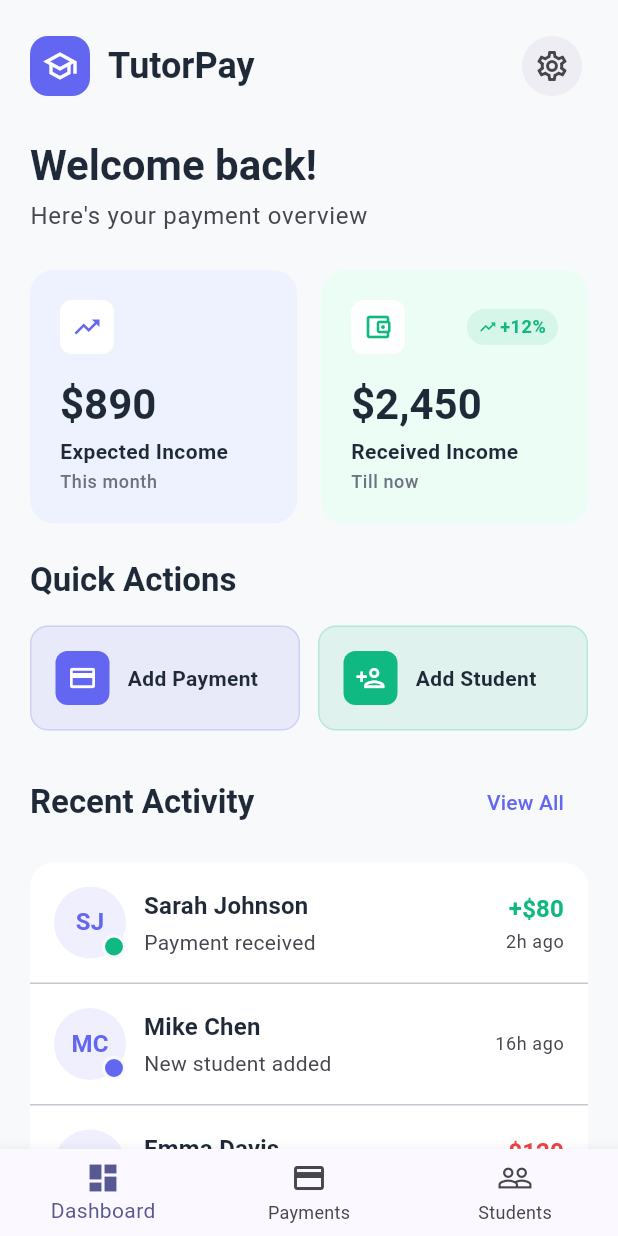
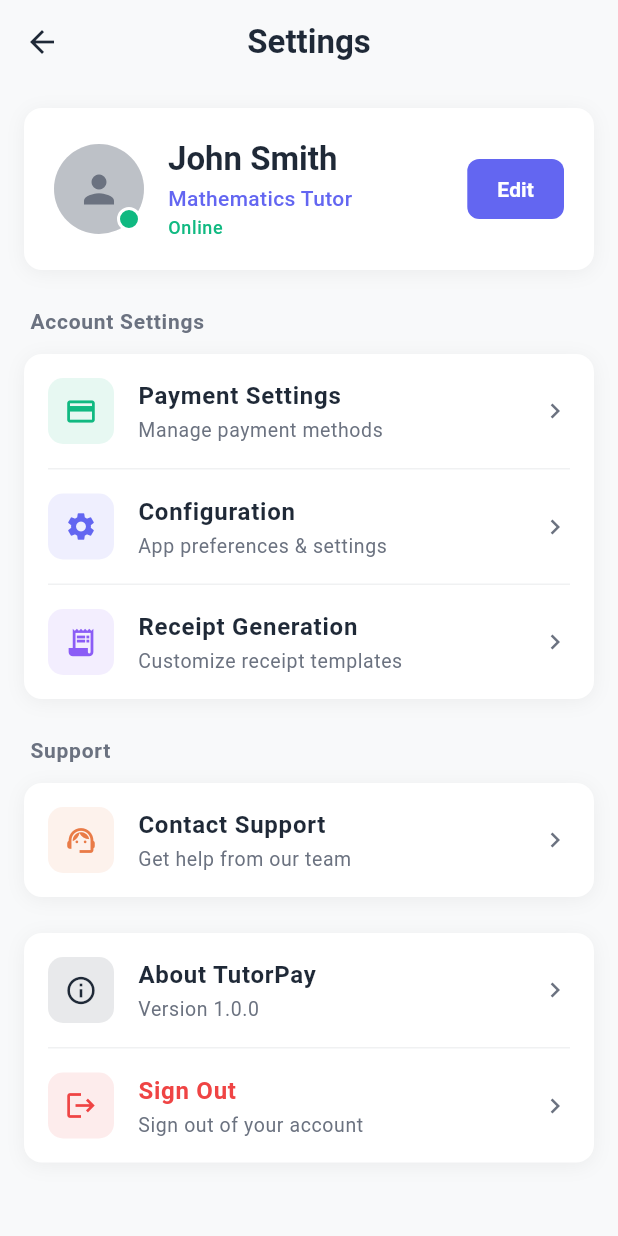
Before and after one commit to Abdulraheem-hub/tutorApp, a Flutter app: the screen it shows after launch, after a tap on the "settings" icon, on a phone screen of 412 x 824 dp. Run offline on Flutter 3.47's test engine with Material 3 defaults, Android fonts, the phone set to English and light mode, and no system bars; our stand-ins replace equatable, flutter_bloc, material_color_utilities.

Commit message:
Create settings page structure and navigation
Co-authored-by: Abdulraheem-hub <71198889+Abdulraheem-hub@users.noreply.github.com>

```diff
--- a/lib/core/constants/app_constants.dart
+++ b/lib/core/constants/app_constants.dart
@@ -41,6 +41,7 @@ class AppRoutes {
   static const String payments = '/payments';
   static const String students = '/students';
   static const String profile = '/profile';
+  static const String settings = '/settings';
   static const String addPayment = '/add-payment';
   static const String addStudent = '/add-student';
   static const String studentDetail = '/student-detail';
--- a/lib/features/dashboard/presentation/widgets/dashboard_header.dart
+++ b/lib/features/dashboard/presentation/widgets/dashboard_header.dart
@@ -7,6 +7,7 @@
 
 import 'package:flutter/material.dart';
 import '../../../../core/constants/app_constants.dart';
+import '../../../settings/presentation/pages/settings_page.dart';
 
 class DashboardHeader extends StatelessWidget {
   const DashboardHeader({super.key});
@@ -65,7 +66,11 @@ class DashboardHeader extends StatelessWidget {
               // Settings button
               IconButton(
                 onPressed: () {
-                  // TODO: Navigate to settings
+                  Navigator.of(context).push(
+                    MaterialPageRoute(
+                      builder: (context) => const SettingsPage(),
+                    ),
+                  );
                 },
                 icon: Icon(
                   Icons.settings_outlined,
--- /dev/null
+++ b/lib/features/settings/presentation/pages/settings_page.dart
@@ -0,0 +1,179 @@
+/**
+ * @context7:feature:settings
+ * @context7:pattern:page_widget
+ *
+ * Settings page with user profile, account settings, support, and app info
+ */
+
+import 'package:flutter/material.dart';
+import '../../../../core/constants/app_constants.dart';
+import '../../../../core/theme/app_theme.dart';
+import '../widgets/settings_section.dart';
+import '../widgets/settings_item.dart';
+import '../widgets/user_profile_section.dart';
+
+class SettingsPage extends StatelessWidget {
+  const SettingsPage({super.key});
+
+  @override
+  Widget build(BuildContext context) {
+    final theme = Theme.of(context);
+
+    return Scaffold(
+      backgroundColor: AppTheme.backgroundColor,
+      appBar: AppBar(
+        backgroundColor: AppTheme.backgroundColor,
+        elevation: 0,
+        scrolledUnderElevation: 0,
+        leading: IconButton(
+          onPressed: () => Navigator.of(context).pop(),
+          icon: Icon(
+            Icons.arrow_back,
+            color: theme.colorScheme.onSurface,
+          ),
+        ),
+        title: Text(
+          'Settings',
+          style: theme.textTheme.titleLarge?.copyWith(
+            fontWeight: FontWeight.w600,
+            color: theme.colorScheme.onSurface,
+          ),
+        ),
+        centerTitle: true,
+      ),
+      body: SingleChildScrollView(
+        padding: const EdgeInsets.all(16.0),
+        child: Column(
+          crossAxisAlignment: CrossAxisAlignment.start,
+          children: [
+            // User Profile Section
+            const UserProfileSection(),
+
+            const SizedBox(height: 24),
+
+            // Account Settings Section
+            SettingsSection(
+              title: 'Account Settings',
+              children: [
+                SettingsItem(
+                  icon: Icons.credit_card,
+                  iconColor: AppTheme.successColor,
+                  iconBackgroundColor: AppTheme.successColor.withOpacity(0.1),
+                  title: 'Payment Settings',
+                  subtitle: 'Manage payment methods',
+                  onTap: () => _showComingSoonDialog(context, 'Payment Settings'),
+                ),
+                SettingsItem(
+                  icon: Icons.settings,
+                  iconColor: AppTheme.primaryPurple,
+                  iconBackgroundColor: AppTheme.primaryPurple.withOpacity(0.1),
+                  title: 'Configuration',
+                  subtitle: 'App preferences & settings',
+                  onTap: () => _showComingSoonDialog(context, 'Configuration'),
+                ),
+                SettingsItem(
+                  icon: Icons.receipt_long,
+                  iconColor: const Color(0xFF8B5CF6),
+                  iconBackgroundColor: const Color(0xFF8B5CF6).withOpacity(0.1),
+                  title: 'Receipt Generation',
+                  subtitle: 'Customize receipt templates',
+                  onTap: () => _showComingSoonDialog(context, 'Receipt Generation'),
+                ),
+              ],
+            ),
+
+            const SizedBox(height: 24),
+
+            // Support Section
+            SettingsSection(
+              title: 'Support',
+              children: [
+                SettingsItem(
+                  icon: Icons.support_agent,
+                  iconColor: AppTheme.warningColor,
+                  iconBackgroundColor: AppTheme.warningColor.withOpacity(0.1),
+                  title: 'Contact Support',
+                  subtitle: 'Get help from our team',
+                  onTap: () => _showComingSoonDialog(context, 'Contact Support'),
+                ),
+              ],
+            ),
+
+            const SizedBox(height: 24),
+
+            // About Section
+            SettingsSection(
+              title: '',
+              children: [
+                SettingsItem(
+                  icon: Icons.info_outline,
+                  iconColor: AppTheme.textDark,
+                  iconBackgroundColor: AppTheme.textDark.withOpacity(0.1),
+                  title: 'About ${AppConstants.appName}',
+                  subtitle: 'Version ${AppConstants.appVersion}',
+                  onTap: () => _showComingSoonDialog(context, 'About ${AppConstants.appName}'),
+                ),
+                SettingsItem(
+                  icon: Icons.logout,
+                  iconColor: AppTheme.errorColor,
+                  iconBackgroundColor: AppTheme.errorColor.withOpacity(0.1),
+                  title: 'Sign Out',
+                  subtitle: 'Sign out of your account',
+                  onTap: () => _showSignOutDialog(context),
+                  isDestructive: true,
+                ),
+              ],
+            ),
+
+            const SizedBox(height: 32),
+          ],
+        ),
+      ),
+    );
+  }
+
+  void _showComingSoonDialog(BuildContext context, String feature) {
+    showDialog(
+      context: context,
+      builder: (context) => AlertDialog(
+        title: Text(feature),
+        content: Text('$feature feature is coming soon!'),
+        actions: [
+          TextButton(
+            onPressed: () => Navigator.of(context).pop(),
+            child: const Text('OK'),
+          ),
+        ],
+      ),
+    );
+  }
+
+  void _showSignOutDialog(BuildContext context) {
+    showDialog(
+      context: context,
+      builder: (context) => AlertDialog(
+        title: const Text('Sign Out'),
+        content: const Text('Are you sure you want to sign out of your account?'),
+        actions: [
+          TextButton(
+            onPressed: () => Navigator.of(context).pop(),
+            child: const Text('Cancel'),
+          ),
+          TextButton(
+            onPressed: () {
+              Navigator.of(context).pop();
+              // TODO: Implement sign out logic
+              ScaffoldMessenger.of(context).showSnackBar(
+                const SnackBar(content: Text('Sign out functionality coming soon!')),
+              );
+            },
+            child: Text(
+              'Sign Out',
+              style: TextStyle(color: AppTheme.errorColor),
+            ),
+          ),
+        ],
+      ),
+    );
+  }
+}
--- /dev/null
+++ b/lib/features/settings/presentation/widgets/settings_item.dart
@@ -0,0 +1,99 @@
+/**
+ * @context7:feature:settings
+ * @context7:pattern:widget_component
+ *
+ * Individual settings item widget
+ */
+
+import 'package:flutter/material.dart';
+import '../../../../core/theme/app_theme.dart';
+
+class SettingsItem extends StatelessWidget {
+  final IconData icon;
+  final Color iconColor;
+  final Color iconBackgroundColor;
+  final String title;
+  final String subtitle;
+  final VoidCallback onTap;
+  final bool isDestructive;
+
+  const SettingsItem({
+    super.key,
+    required this.icon,
+    required this.iconColor,
+    required this.iconBackgroundColor,
+    required this.title,
+    required this.subtitle,
+    required this.onTap,
+    this.isDestructive = false,
+  });
+
+  @override
+  Widget build(BuildContext context) {
+    final theme = Theme.of(context);
+
+    return Material(
+      color: Colors.transparent,
+      child: InkWell(
+        onTap: onTap,
+        borderRadius: BorderRadius.circular(12),
+        child: Padding(
+          padding: const EdgeInsets.all(16.0),
+          child: Row(
+            children: [
+              // Icon Container
+              Container(
+                width: 44,
+                height: 44,
+                decoration: BoxDecoration(
+                  color: iconBackgroundColor,
+                  borderRadius: BorderRadius.circular(10),
+                ),
+                child: Icon(
+                  icon,
+                  color: iconColor,
+                  size: 22,
+                ),
+              ),
+
+              const SizedBox(width: 16),
+
+              // Text Content
+              Expanded(
+                child: Column(
+                  crossAxisAlignment: CrossAxisAlignment.start,
+                  children: [
+                    Text(
+                      title,
+                      style: theme.textTheme.bodyLarge?.copyWith(
+                        fontWeight: FontWeight.w600,
+                        color: isDestructive ? AppTheme.errorColor : AppTheme.textDark,
+                      ),
+                    ),
+                    if (subtitle.isNotEmpty) ...[
+                      const SizedBox(height: 2),
+                      Text(
+                        subtitle,
+                        style: theme.textTheme.bodySmall?.copyWith(
+                          color: AppTheme.textLight,
+                          fontSize: 13,
+                        ),
+                      ),
+                    ],
+                  ],
+                ),
+              ),
+
+              // Arrow Icon
+              Icon(
+                Icons.chevron_right,
+                color: AppTheme.textLight,
+                size: 20,
+              ),
+            ],
+          ),
+        ),
+      ),
+    );
+  }
+}
--- /dev/null
+++ b/lib/features/settings/presentation/widgets/settings_section.dart
@@ -0,0 +1,77 @@
+/**
+ * @context7:feature:settings
+ * @context7:pattern:widget_component
+ *
+ * Settings section wrapper widget
+ */
+
+import 'package:flutter/material.dart';
+import '../../../../core/theme/app_theme.dart';
+
+class SettingsSection extends StatelessWidget {
+  final String title;
+  final List<Widget> children;
+
+  const SettingsSection({
+    super.key,
+    required this.title,
+    required this.children,
+  });
+
+  @override
+  Widget build(BuildContext context) {
+    final theme = Theme.of(context);
+
+    return Column(
+      crossAxisAlignment: CrossAxisAlignment.start,
+      children: [
+        if (title.isNotEmpty) ...[
+          Padding(
+            padding: const EdgeInsets.only(left: 4, bottom: 12),
+            child: Text(
+              title,
+              style: theme.textTheme.labelLarge?.copyWith(
+                color: AppTheme.textLight,
+                fontWeight: FontWeight.w600,
+                letterSpacing: 0.5,
+              ),
+            ),
+          ),
+        ],
+        Container(
+          decoration: BoxDecoration(
+            color: Colors.white,
+            borderRadius: BorderRadius.circular(12),
+            boxShadow: [
+              BoxShadow(
+                color: Colors.black.withOpacity(0.05),
+                blurRadius: 10,
+                offset: const Offset(0, 2),
+              ),
+            ],
+          ),
+          child: Column(
+            children: children.asMap().entries.map((entry) {
+              final index = entry.key;
+              final child = entry.value;
+
+              return Column(
+                children: [
+                  child,
+                  if (index < children.length - 1)
+                    Divider(
+                      height: 1,
+                      thickness: 1,
+                      color: AppTheme.textLight.withOpacity(0.1),
+                      indent: 16,
+                      endIndent: 16,
+                    ),
+                ],
+              );
+            }).toList(),
+          ),
+        ),
+      ],
+    );
+  }
+}
--- /dev/null
+++ b/lib/features/settings/presentation/widgets/user_profile_section.dart
@@ -0,0 +1,149 @@
+/**
+ * @context7:feature:settings
+ * @context7:pattern:widget_component
+ *
+ * User profile section for settings page
+ */
+
+import 'package:flutter/material.dart';
+import '../../../../core/theme/app_theme.dart';
+
+class UserProfileSection extends StatelessWidget {
+  const UserProfileSection({super.key});
+
+  @override
+  Widget build(BuildContext context) {
+    final theme = Theme.of(context);
+
+    return Container(
+      padding: const EdgeInsets.all(20.0),
+      decoration: BoxDecoration(
+        color: Colors.white,
+        borderRadius: BorderRadius.circular(12),
+        boxShadow: [
+          BoxShadow(
+            color: Colors.black.withOpacity(0.05),
+            blurRadius: 10,
+            offset: const Offset(0, 2),
+          ),
+        ],
+      ),
+      child: Row(
+        children: [
+          // Profile Avatar with Online Indicator
+          Stack(
+            children: [
+              Container(
+                width: 60,
+                height: 60,
+                decoration: BoxDecoration(
+                  shape: BoxShape.circle,
+                  color: AppTheme.textLight.withOpacity(0.2),
+                ),
+                child: ClipRRect(
+                  borderRadius: BorderRadius.circular(30),
+                  child: Container(
+                    color: AppTheme.textLight.withOpacity(0.3),
+                    child: Icon(
+                      Icons.person,
+                      size: 30,
+                      color: AppTheme.textLight,
+                    ),
+                  ),
+                ),
+              ),
+              // Online indicator
+              Positioned(
+                bottom: 2,
+                right: 2,
+                child: Container(
+                  width: 16,
+                  height: 16,
+                  decoration: BoxDecoration(
+                    color: AppTheme.successColor,
+                    shape: BoxShape.circle,
+                    border: Border.all(
+                      color: Colors.white,
+                      width: 2,
+                    ),
+                  ),
+                ),
+              ),
+            ],
+          ),
+
+          const SizedBox(width: 16),
+
+          // User Info
+          Expanded(
+            child: Column(
+              crossAxisAlignment: CrossAxisAlignment.start,
+              children: [
+                Text(
+                  'John Smith',
+                  style: theme.textTheme.titleLarge?.copyWith(
+                    fontWeight: FontWeight.w600,
+                    color: AppTheme.textDark,
+                  ),
+                ),
+                const SizedBox(height: 2),
+                Text(
+                  'Mathematics Tutor',
+                  style: theme.textTheme.bodyMedium?.copyWith(
+                    color: AppTheme.primaryPurple,
+                    fontWeight: FontWeight.w500,
+                  ),
+                ),
+                const SizedBox(height: 2),
+                Text(
+                  'Online',
+                  style: theme.textTheme.bodySmall?.copyWith(
+                    color: AppTheme.successColor,
+                    fontWeight: FontWeight.w500,
+                  ),
+                ),
+              ],
+            ),
+          ),
+
+          // Edit Button
+          ElevatedButton(
+            onPressed: () => _showEditProfileDialog(context),
+            style: ElevatedButton.styleFrom(
+              backgroundColor: AppTheme.primaryPurple,
+              foregroundColor: Colors.white,
+              elevation: 0,
+              padding: const EdgeInsets.symmetric(horizontal: 20, vertical: 8),
+              shape: RoundedRectangleBorder(
+                borderRadius: BorderRadius.circular(8),
+              ),
+            ),
+            child: const Text(
+              'Edit',
+              style: TextStyle(
+                fontWeight: FontWeight.w600,
+                fontSize: 14,
+              ),
+            ),
+          ),
+        ],
+      ),
+    );
+  }
+
+  void _showEditProfileDialog(BuildContext context) {
+    showDialog(
+      context: context,
+      builder: (context) => AlertDialog(
+        title: const Text('Edit Profile'),
+        content: const Text('Profile editing feature is coming soon!'),
+        actions: [
+          TextButton(
+            onPressed: () => Navigator.of(context).pop(),
+            child: const Text('OK'),
+          ),
+        ],
+      ),
+    );
+  }
+}
```
